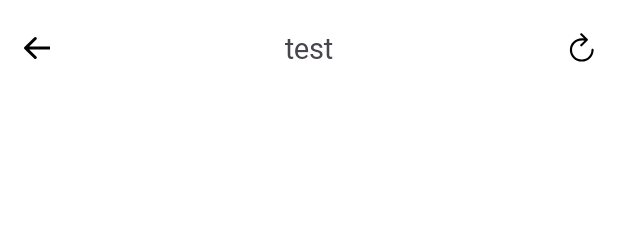
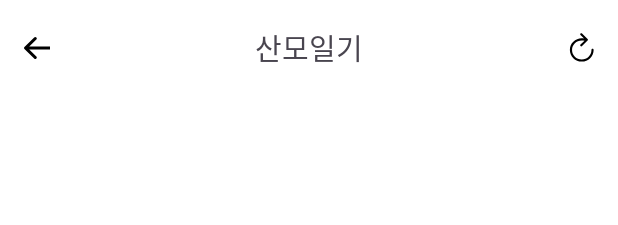
Before and after one commit to 2024-PandaDong/babya-android_v.2, an Android app built with Jetpack Compose: the layout fragment_diary.xml on its own in the app's theme, with its tools: preview values and no code run, on a phone screen of 412 x 824 dp. Shown: the top 225 px of the screen. Run offline under Robolectric (Android 15) with nearby library versions, the phone set to English and light mode, and no system bars.

```diff
--- a/app/src/main/res/layout/fragment_diary.xml
+++ b/app/src/main/res/layout/fragment_diary.xml
@@ -34,7 +34,7 @@
                     android:layout_width="wrap_content"
                     android:layout_height="wrap_content"
                     android:layout_gravity="center_horizontal"
-                    android:text="test"
+                    android:text="산모일기"
                     android:textSize="19sp"
                     android:fontFamily="@font/pretendard_bold"/>
                 <ImageButton
--- a/app/src/main/res/layout/fragment_main.xml
+++ b/app/src/main/res/layout/fragment_main.xml
@@ -152,6 +152,8 @@
                     android:id="@+id/companyText"
                     android:layout_width="wrap_content"
                     android:layout_height="wrap_content"
+                    app:layout_constraintTop_toTopOf="parent"
+                    app:layout_constraintEnd_toStartOf="parent"
                     android:fontFamily="@font/pretendard_bold"
                     android:layout_marginStart="20dp"
                     android:text="현재 인기회사"
--- a/app/src/main/res/layout/fragment_todo_list.xml
+++ b/app/src/main/res/layout/fragment_todo_list.xml
@@ -5,7 +5,7 @@
     android:layout_height="match_parent"
     xmlns:app="http://schemas.android.com/apk/res-auto"
     tools:context=".home.todo_list.TodoListFragment"
-    android:background="@color/white">
+    android:background="@color/bottom_nav_gray">
     <androidx.appcompat.widget.Toolbar
         android:id="@+id/todoListToolbar"
         style="@style/TextAppearance.AppCompat.Widget.ActionBar.Title"
@@ -17,7 +17,7 @@
         app:layout_constraintEnd_toEndOf="parent"
         app:layout_constraintStart_toStartOf="parent"
         app:layout_constraintTop_toTopOf="parent"
-        android:background="@color/white">
+        android:background="@color/bottom_nav_gray">
     <TextView
             android:id="@+id/todoListTitleText"
             android:layout_width="wrap_content"
```
